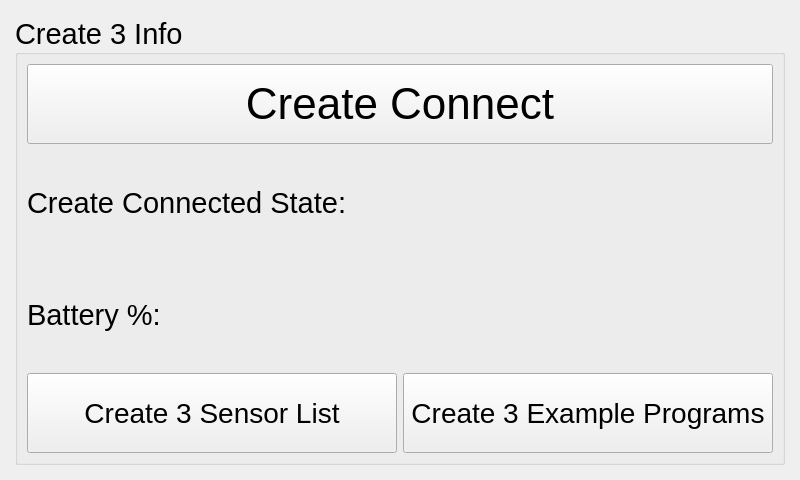
Old version of the form ui/Create3Widget.ui in the repository kipr/botui.
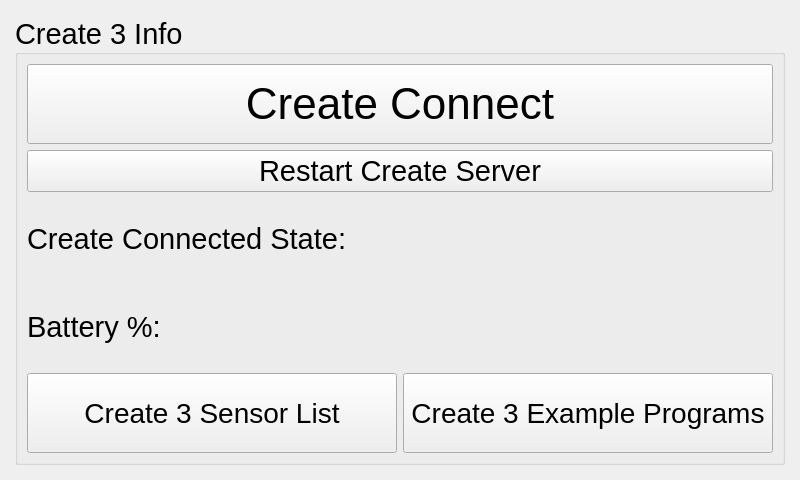
New version of the form. Custom widgets are drawn as their Qt base class.

Commit message: Add reset server button

Diff of the .ui file:
```diff
--- a/ui/Create3Widget.ui
+++ b/ui/Create3Widget.ui
@@ -57,6 +57,13 @@
            </property>
           </widget>
          </item>
+         <item>
+          <widget class="QPushButton" name="ResetServerButton">
+           <property name="text">
+            <string>Restart Create Server</string>
+           </property>
+          </widget>
+         </item>
          <item>
           <layout class="QHBoxLayout" name="CreateConnectHorizontal">
            <item>
```
The commit also changes 3 other files.
